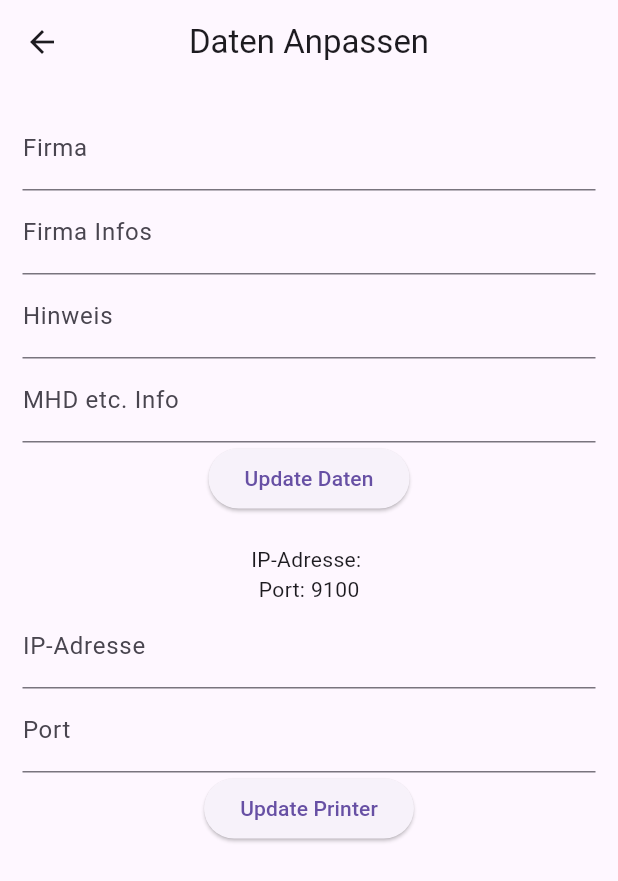
After one commit to berkayhh/international_ead_etiket, a Flutter app: the EditDataView screen opened directly, after a tap on "Update Daten", after a tap on the "settings" icon, on a phone screen of 412 x 824 dp. The commit adds this screen. Shown: the top 881 px of the screen. Run offline on Flutter 3.47's test engine with Material 3 defaults, Android fonts, the light colour scheme and no system bars; our stand-ins replace get, get_storage; accounts and stored records are empty; statements that could not run were skipped.

Commit message:
update worked

```diff
--- /dev/null
+++ b/lib/app/modules/home/views/editdata.dart
@@ -0,0 +1,96 @@
+import 'package:flutter/material.dart';
+import 'package:get/get.dart';
+
+import '../controllers/home_controller.dart';
+
+class EditDataView extends GetView<HomeController> {
+  const EditDataView({Key? key}) : super(key: key);
+  @override
+  Widget build(BuildContext context) {
+    Get.put(HomeController());
+    return Scaffold(
+        appBar: AppBar(
+          title: const Text('Daten Anpassen'),
+          centerTitle: true,
+        ),
+        body: SafeArea(
+            child: Padding(
+          padding: const EdgeInsets.all(15.0),
+          child: Column(
+            children: [
+              TextFormField(
+                controller: controller.firmaController,
+                decoration: const InputDecoration(
+                  labelText: 'Firma',
+                ),
+              ),
+              TextFormField(
+                controller: controller.firmaAdresseController,
+                decoration: const InputDecoration(
+                  labelText: 'Firma Infos',
+                ),
+              ),
+              TextFormField(
+                controller: controller.bottomlayout1Controller,
+                decoration: const InputDecoration(
+                  labelText: 'Hinweis',
+                ),
+              ),
+              TextFormField(
+                controller: controller.bottomlayout2Controller,
+                decoration: const InputDecoration(
+                  labelText: 'MHD etc. Info',
+                ),
+              ),
+              ElevatedButton(
+                onPressed: () {
+                  controller.setDatas(
+                    controller.firmaController.text,
+                    controller.firmaAdresseController.text,
+                    controller.bottomlayout1Controller.text,
+                    controller.bottomlayout2Controller.text,
+                  );
+                  Get.offNamed('/home');
+                },
+                child: const Text('Update Daten'),
+              ),
+              const SizedBox(
+                height: 20,
+              ),
+              Obx(() => Text("IP-Adresse: ${controller.ipAdress}")),
+              Text("Port: ${controller.port.toString()}"),
+              TextFormField(
+                controller: controller.ipAdressController,
+                decoration: const InputDecoration(
+                  labelText: 'IP-Adresse',
+                ),
+              ),
+              TextFormField(
+                controller: controller.portController,
+                decoration: const InputDecoration(
+                  labelText: 'Port',
+                ),
+              ),
+              ElevatedButton(
+                onPressed: () {
+                  if (controller.ipAdressController.text.isNotEmpty &&
+                      controller.portController.text.isNotEmpty) {
+                    controller.setIPAdress(
+                      controller.ipAdressController.text,
+                      int.parse(controller.portController.text),
+                    );
+                    controller.getDatas();
+                    controller.update();
+                    Get.offNamed('/home');
+                  } else {
+                    Get.snackbar(
+                        "Fehler", "Bitte IP-Adresse und Port eingeben");
+                  }
+                },
+                child: const Text('Update Printer'),
+              ),
+            ],
+          ),
+        )));
+  }
+}
--- a/lib/app/modules/home/views/home_view.dart
+++ b/lib/app/modules/home/views/home_view.dart
@@ -1,6 +1,7 @@
 import 'package:flutter/material.dart';
 import 'package:get/get.dart';
 import 'package:international_ead_etiket/app/modules/home/views/add_product.dart';
+import 'package:international_ead_etiket/app/modules/home/views/editdata.dart';
 import '../controllers/home_controller.dart';
 
 class HomeView extends GetView<HomeController> {
@@ -11,26 +12,95 @@ class HomeView extends GetView<HomeController> {
       appBar: AppBar(
         title: const Text('International Trading EAD-Etiketten Drucker'),
         centerTitle: true,
+        actions: [
+          IconButton(
+            icon: const Icon(Icons.add),
+            onPressed: () {
+              Get.to(() => const AddProductView());
+            },
+          ),
+          IconButton(
+            icon: const Icon(Icons.settings),
+            onPressed: () {
+              Get.to(() => const EditDataView());
+            },
+          ),
+        ],
       ),
       body: SafeArea(
-            child: Column(
-          children: [
-            /*          ElevatedButton(
-                onPressed: () {
-                  controller.printx();
-                },
-                child: Text("TEST")), */
-            Expanded(
         child: Obx(
-                () => ListView.builder(
+          () => controller.produkte.isEmpty
+              ? Center(
+                  child: Text(
+                  "Keine Produkte vorhanden,bitte oben rechts auf + drücken",
+                  style: TextStyle(fontSize: Get.textScaleFactor * 30),
+                ))
+              : ListView.builder(
                   itemCount: controller.produkte.length,
                   itemBuilder: (context, index) {
-                    return ListTile(
-                      title: Text(controller.produkte[index].id.toString() +
+                    print(controller.produkte.length);
+                    if (controller.produkte.length <= 0) {
+                    } else {
+                      return Card(
+                        child: ListTile(
+                          title: Text(
+                              "${controller.produkte[index].id}-${controller.produkte[index].name}"),
+                          subtitle:
+                              Text(controller.produkte[index].description),
+                          onTap: () {
+                            Get.defaultDialog(
+                              //Ask how much the user need , quantity
+                              title: 'Quantity',
+                              content: Column(
+                                children: [
+                                  TextFormField(
+                                    controller: controller.quantity,
+                                    decoration: const InputDecoration(
+                                      labelText: 'Quantity',
+                                    ),
+                                  ),
+                                  ElevatedButton(
+                                    onPressed: () {
+                                      controller.printx(
+                                          controller.produkte[index].id,
+                                          int.parse(controller.quantity.text));
+                                    },
+                                    child: const Text('Print'),
+                                  )
+                                ],
+                              ),
+                            );
+                          },
+                          onLongPress: () {
+                            Get.defaultDialog(
+                              title: 'Delete',
+                              content: Column(
+                                children: [
+                                  Text(
+                                      controller.produkte[index].id.toString() +
                                           "-" +
                                           controller.produkte[index].name),
-                      subtitle: Text(controller.produkte[index].description),
-                      onTap: () {
+                                  Text(controller.produkte[index].description),
+                                  ElevatedButton(
+                                    onPressed: () {
+                                      controller.removeProdukt(
+                                          controller.produkte[index]);
+                                      Get.back();
+                                    },
+                                    child: const Text('Delete'),
+                                  ),
+                                ],
+                              ),
+                            );
+                          },
+                          trailing: IconButton(
+                            onPressed: () {
+                              controller.name.text =
+                                  controller.produkte[index].name;
+                              controller.description.text =
+                                  controller.produkte[index].description;
+                              controller.layoutrechts.text =
+                                  controller.produkte[index].layoutrechts;
                               Get.defaultDialog(
                                 title: 'Edit',
                                 content: Column(
@@ -58,9 +128,11 @@ class HomeView extends GetView<HomeController> {
                                         controller.editProduct(Etikett(
                                           id: controller.produkte[index].id,
                                           name: controller.name.text,
-                                    description: controller.description.text,
+                                          description:
+                                              controller.description.text,
                                           firma: controller.firma.value,
-                                    layoutrechts: controller.layoutrechts.text,
+                                          layoutrechts:
+                                              controller.layoutrechts.text,
                                         ));
                                       },
                                       child: const Text('Edit'),
@@ -69,66 +141,15 @@ class HomeView extends GetView<HomeController> {
                                 ),
                               );
                             },
-                      onLongPress: () {
-                        Get.defaultDialog(
-                          title: 'Delete',
-                          content: Column(
-                            children: [
-                              Text(controller.produkte[index].id.toString() +
-                                  "-" +
-                                  controller.produkte[index].name),
-                              Text(controller.produkte[index].description),
-                              ElevatedButton(
-                                onPressed: () {
-                                  controller.removeProdukt(
-                                      controller.produkte[index]);
-                                  Get.back();
-                                },
-                                child: const Text('Delete'),
+                            icon: const Icon(Icons.edit),
                           ),
-                            ],
                         ),
                       );
-                      },
-                      trailing: IconButton(
-                        onPressed: () {
-                          Get.defaultDialog(
-                            //Ask how much the user need , quantity
-                            title: 'Quantity',
-                            content: Column(
-                              children: [
-                                TextFormField(
-                                  controller: controller.quantity,
-                                  decoration: const InputDecoration(
-                                    labelText: 'Quantity',
-                                  ),
-                                ),
-                                ElevatedButton(
-                                  onPressed: () {
-                                    controller.printx(
-                                        controller.produkte[index].id,
-                                        int.parse(controller.quantity.text));
-                                  },
-                                  child: const Text('Print'),
-                                )
-                              ],
-                            ),
-                          );
-                        },
-                        icon: const Icon(Icons.print),
-                      ),
-                    );
+                    }
                   },
                 ),
         ),
       ),
-            ElevatedButton(
-              onPressed: () {
-                Get.to(() => const AddProductView());
-              },
-              child: const Text('Add'),
-            ),
-          ],
-        )));
+    );
   }
 }
--- a/lib/main.dart
+++ b/lib/main.dart
@@ -9,6 +9,7 @@ Future<void> main() async {
   await GetStorage.init();
   runApp(
     GetMaterialApp(
+      debugShowCheckedModeBanner: false,
       title: "Etiketten-EAD",
       initialRoute: AppPages.INITIAL,
       getPages: AppPages.routes,
```
Also changed, not shown: lib/app/modules/home/controllers/home_controller.dart (+120 -83 lines), lib/app/modules/home/views/add_product.dart (+6 -3 lines). Lines whose indentation alone changed are shown as unchanged.
